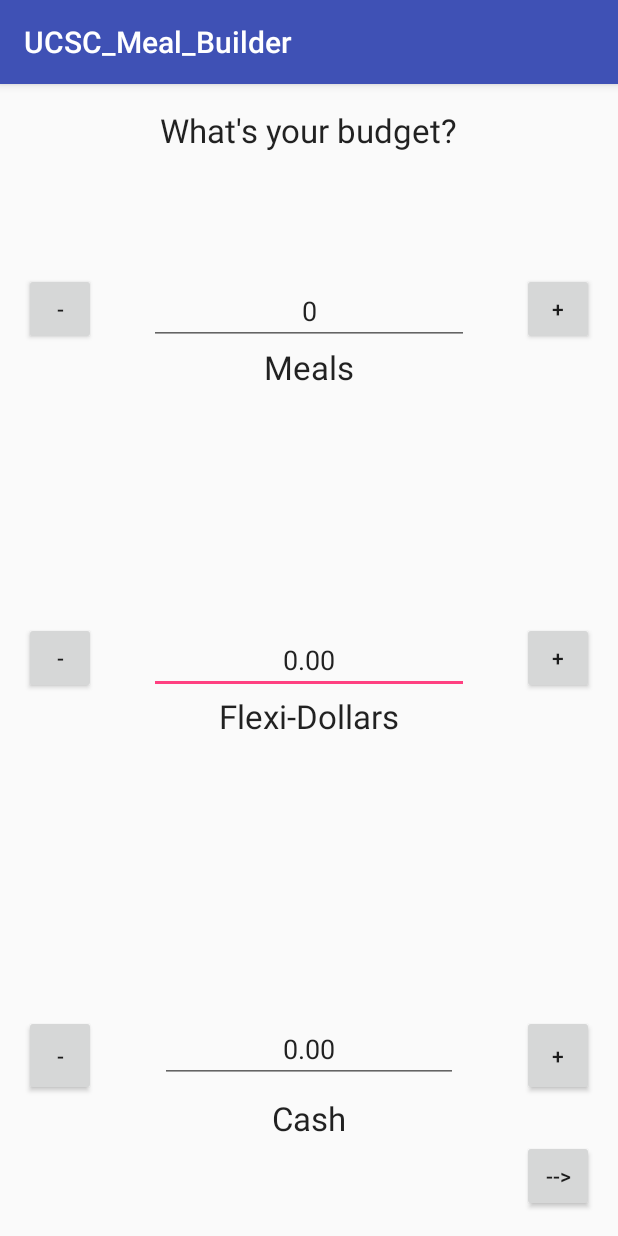
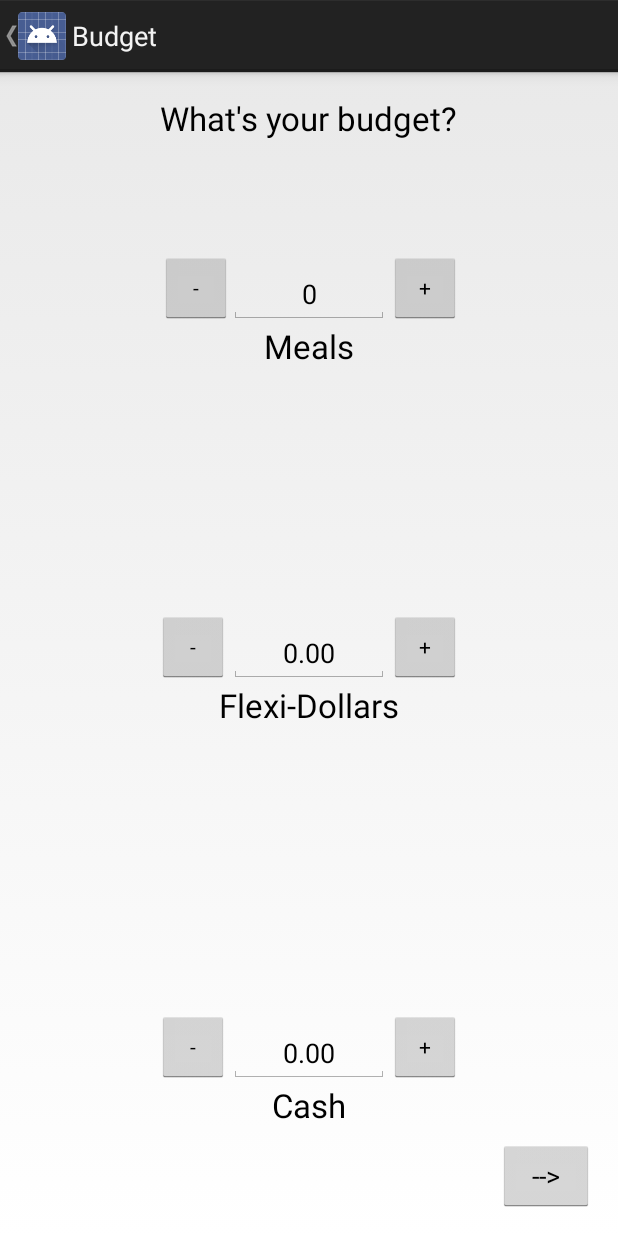
Before and after one commit to Witidek/UCSC-Meal-Builder, an Android app: the BudgetActivity screen opened directly, with no data from a screen before it, on a phone screen of 412 x 824 dp. Run offline under Robolectric (Android 15) with nearby library versions, the phone set to English and light mode, and no system bars.

Commit message:
added Holo bar w/ John Cena icon as back button
Changed theme to Holo.Light.DarkActionBar in AndroidManifest.xml and set
icon to johncena.png located in app/res/mipmap. John Cena acts as a back
button. Shortened EditText fields for Budget and Balance activities
because they were too long. Might change those activities again if a
better design is found.

```diff
--- a/UCSC_Meal_Builder/app/src/main/java/com/example/sam/ucsc_meal_builder/BudgetActivity.java
+++ b/UCSC_Meal_Builder/app/src/main/java/com/example/sam/ucsc_meal_builder/BudgetActivity.java
@@ -1,14 +1,17 @@
 package com.example.sam.ucsc_meal_builder;
 
+import android.app.Activity;
 import android.content.Intent;
+import android.support.v4.app.NavUtils;
 import android.support.v7.app.AppCompatActivity;
 import android.os.Bundle;
+import android.view.MenuItem;
 import android.view.View;
 import android.widget.TextView;
 
 import java.math.BigDecimal;
 
-public class BudgetActivity extends AppCompatActivity {
+public class BudgetActivity extends Activity {
 
     int meals = 0;
     BigDecimal flexis = new BigDecimal(0);
@@ -27,6 +30,8 @@ public class BudgetActivity extends AppCompatActivity {
     protected void onCreate(Bundle savedInstanceState) {
         super.onCreate(savedInstanceState);
         setContentView(R.layout.activity_budget);
+        getActionBar().setHomeButtonEnabled(true);
+        getActionBar().setDisplayHomeAsUpEnabled(true);
 
         //Receive rid
         intent = getIntent();
@@ -67,6 +72,17 @@ public class BudgetActivity extends AppCompatActivity {
         mealText.setText(String.format("%d", meals));
         flexiText.setText(String.format("%.2f", flexis));
         cashText.setText(String.format("%.2f", cash));
+    }
+
+    @Override
+    public boolean onOptionsItemSelected(MenuItem item) {
+        switch (item.getItemId()) {
+            // Respond to the action bar's Up/Home button
+            case android.R.id.home:
+                NavUtils.navigateUpFromSameTask(this);
+                return true;
+        }
+        return super.onOptionsItemSelected(item);
     }
 
     public void incrementMeals (View view) {
--- a/UCSC_Meal_Builder/app/src/main/java/com/example/sam/ucsc_meal_builder/MainActivity.java
+++ b/UCSC_Meal_Builder/app/src/main/java/com/example/sam/ucsc_meal_builder/MainActivity.java
@@ -1,19 +1,18 @@
 package com.example.sam.ucsc_meal_builder;
 
+import android.app.Activity;
 import android.content.Intent;
-import android.support.v7.app.AppCompatActivity;
 import android.os.Bundle;
 import android.support.v7.widget.Toolbar;
 import android.view.View;
 import android.widget.Toast;
 
-public class MainActivity extends AppCompatActivity {
+public class MainActivity extends Activity {
 
     @Override
     protected void onCreate(Bundle savedInstanceState) {
         super.onCreate(savedInstanceState);
         setContentView(R.layout.activity_main);
-        setTitle("UCSC Meal Builder - Home");
     }
 
     public void onClickBuildMeal (View view) {
--- a/UCSC_Meal_Builder/app/src/main/res/layout/activity_budget.xml
+++ b/UCSC_Meal_Builder/app/src/main/res/layout/activity_budget.xml
@@ -7,6 +7,7 @@
     android:paddingBottom="@dimen/activity_vertical_margin"
     tools:context="com.example.sam.ucsc_meal_builder.BudgetActivity">
 
+    <!-- Instructions on top -->
     <TextView
         android:layout_width="wrap_content"
         android:layout_height="wrap_content"
@@ -16,28 +17,30 @@
         android:layout_alignParentTop="true"
         android:layout_centerHorizontal="true" />
 
+    <!-- EditText field for meals -->
+    <EditText
+        android:layout_width="wrap_content"
+        android:layout_height="wrap_content"
+        android:inputType="number"
+        android:ems="5"
+        android:id="@+id/mealBudgetText"
+        android:layout_centerHorizontal="true"
+        android:textAlignment="center"
+        android:layout_below="@+id/editBudgetText"
+        android:layout_marginTop="83dp" />
+
+    <!-- EditText field for flexis -->
     <EditText
         android:layout_width="wrap_content"
         android:layout_height="wrap_content"
         android:inputType="numberDecimal"
-        android:ems="10"
+        android:ems="5"
         android:id="@+id/flexiBudgetText"
-        android:textAlignment="center"
         android:layout_centerVertical="true"
-        android:layout_alignLeft="@+id/mealBudgetText"
-        android:layout_alignStart="@+id/mealBudgetText" />
-
-    <EditText
-        android:layout_width="wrap_content"
-        android:layout_height="wrap_content"
-        android:inputType="number"
-        android:ems="10"
-        android:id="@+id/mealBudgetText"
-        android:layout_below="@+id/editBudgetText"
         android:layout_centerHorizontal="true"
-        android:layout_marginTop="83dp"
         android:textAlignment="center" />
 
+    <!-- Increment meals -->
     <Button
         style="?android:attr/buttonStyleSmall"
         android:layout_width="wrap_content"
@@ -46,42 +49,42 @@
         android:id="@+id/incrementMeals"
         android:onClick="incrementMeals"
         android:layout_alignBottom="@+id/mealBudgetText"
-        android:layout_alignParentRight="true"
-        android:layout_alignParentEnd="true" />
+        android:layout_toEndOf="@+id/mealBudgetText" />
 
+    <!-- Decrement meals -->
     <Button
         style="?android:attr/buttonStyleSmall"
         android:layout_width="wrap_content"
         android:layout_height="wrap_content"
         android:text="-"
         android:id="@+id/decrementMeals"
-        android:layout_alignBottom="@+id/incrementMeals"
-        android:layout_alignParentLeft="true"
-        android:layout_alignParentStart="true"
-        android:onClick="decrementMeals" />
+        android:onClick="decrementMeals"
+        android:layout_alignBottom="@+id/mealBudgetText"
+        android:layout_alignStart="@+id/editBudgetText" />
 
+    <!-- Increment flexis -->
     <Button
         style="?android:attr/buttonStyleSmall"
         android:layout_width="wrap_content"
         android:layout_height="wrap_content"
         android:text="+"
         android:id="@+id/incrementFlexis"
+        android:onClick="incrementFlexis"
         android:layout_alignBottom="@+id/flexiBudgetText"
-        android:layout_alignParentRight="true"
-        android:layout_alignParentEnd="true"
-        android:onClick="incrementFlexis" />
+        android:layout_toEndOf="@+id/flexiBudgetText" />
 
+    <!-- Decrement flexis -->
     <Button
         style="?android:attr/buttonStyleSmall"
         android:layout_width="wrap_content"
         android:layout_height="wrap_content"
         android:text="-"
         android:id="@+id/button7"
-        android:layout_alignBottom="@+id/incrementFlexis"
-        android:layout_alignParentLeft="true"
-        android:layout_alignParentStart="true"
-        android:onClick="decrementFlexis" />
+        android:onClick="decrementFlexis"
+        android:layout_above="@+id/textView4"
+        android:layout_toStartOf="@+id/flexiBudgetText" />
 
+    <!-- TextView for meals -->
     <TextView
         android:layout_width="wrap_content"
         android:layout_height="wrap_content"
@@ -91,6 +94,7 @@
         android:layout_below="@+id/mealBudgetText"
         android:layout_centerHorizontal="true" />
 
+    <!-- TextView for flexis -->
     <TextView
         android:layout_width="wrap_content"
         android:layout_height="wrap_content"
@@ -100,8 +104,8 @@
         android:layout_below="@+id/incrementFlexis"
         android:layout_centerHorizontal="true" />
 
+    <!-- Continue button -->
     <Button
-        style="?android:attr/buttonStyleSmall"
         android:layout_width="wrap_content"
         android:layout_height="wrap_content"
         android:text="-->"
@@ -111,18 +115,18 @@
         android:layout_alignParentEnd="true"
         android:onClick = "onClickArrow"/>
 
+    <!-- EditText for cash -->
     <EditText
         android:layout_width="wrap_content"
         android:layout_height="wrap_content"
+        android:inputType="numberDecimal"
+        android:ems="5"
         android:id="@+id/cashBudgetText"
+        android:layout_centerHorizontal="true"
+        android:textAlignment="center"
         android:layout_above="@+id/button8"
-        android:textAlignment="center"
         android:layout_marginBottom="38dp"
-        android:layout_alignRight="@+id/editBudgetText"
-        android:layout_alignEnd="@+id/editBudgetText"
-        android:layout_alignLeft="@+id/editBudgetText"
-        android:layout_alignStart="@+id/editBudgetText"
-        android:inputType="numberDecimal" />
+         />
 
     <TextView
         android:layout_width="wrap_content"
@@ -130,33 +134,27 @@
         android:textAppearance="?android:attr/textAppearanceLarge"
         android:text="Cash"
         android:id="@+id/textView2"
-        android:layout_above="@+id/button8"
+        android:layout_below="@+id/incrementCash"
         android:layout_centerHorizontal="true" />
 
     <Button
+        style="?android:attr/buttonStyleSmall"
         android:layout_width="wrap_content"
         android:layout_height="wrap_content"
         android:text="+"
         android:id="@+id/incrementCash"
-        android:layout_above="@+id/textView2"
-        android:layout_toEndOf="@+id/flexiBudgetText"
-        android:layout_alignTop="@+id/cashBudgetText"
-        android:layout_alignLeft="@+id/button8"
-        android:layout_alignStart="@+id/button8"
+        android:layout_alignBottom="@+id/cashBudgetText"
+        android:layout_toEndOf="@+id/cashBudgetText"
         android:onClick="incrementCash" />
 
     <Button
+        style="?android:attr/buttonStyleSmall"
         android:layout_width="wrap_content"
         android:layout_height="wrap_content"
         android:text="-"
         android:id="@+id/decrementCash"
         android:layout_above="@+id/textView2"
-        android:layout_alignParentLeft="true"
-        android:layout_alignParentStart="true"
-        android:layout_toStartOf="@+id/flexiBudgetText"
-        android:layout_alignTop="@+id/cashBudgetText"
-        android:layout_alignRight="@+id/button7"
-        android:layout_alignEnd="@+id/button7"
+        android:layout_toStartOf="@+id/cashBudgetText"
         android:onClick="decrementCash" />
 
 </RelativeLayout>
--- a/UCSC_Meal_Builder/app/src/main/res/layout/activity_restaurant.xml
+++ b/UCSC_Meal_Builder/app/src/main/res/layout/activity_restaurant.xml
@@ -13,9 +13,4 @@
         android:layout_weight="1"
         android:drawSelectorOnTop="false"/>
 
-    <TextView android:id="@android:id/empty"
-        android:layout_width="match_parent"
-        android:layout_height="match_parent"
-        android:background="#FF0000"
-        android:text="No data"/>
 </LinearLayout>
```
Also changed, not shown: UCSC_Meal_Builder/app/src/main/AndroidManifest.xml (+41 -9 lines), UCSC_Meal_Builder/app/src/main/java/com/example/sam/ucsc_meal_builder/BalanceActivity.java (+17 -1 lines), UCSC_Meal_Builder/app/src/main/java/com/example/sam/ucsc_meal_builder/BudgetActivity2.java (+17 -2 lines), UCSC_Meal_Builder/app/src/main/java/com/example/sam/ucsc_meal_builder/CartActivity.java (+15 -0 lines), UCSC_Meal_Builder/app/src/main/java/com/example/sam/ucsc_meal_builder/MenuActivity.java (+15 -0 lines), UCSC_Meal_Builder/app/src/main/java/com/example/sam/ucsc_meal_builder/RestaurantActivity.java (+15 -0 lines), UCSC_Meal_Builder/app/src/main/res/layout/activity_balance.xml (+11 -13 lines), UCSC_Meal_Builder/app/src/main/res/layout/activity_budget2.xml (+6 -11 lines), UCSC_Meal_Builder/app/src/main/res/layout/activity_main.xml (+11 -7 lines), UCSC_Meal_Builder/app/src/main/res/mipmap-hdpi/johncena.png (added).
